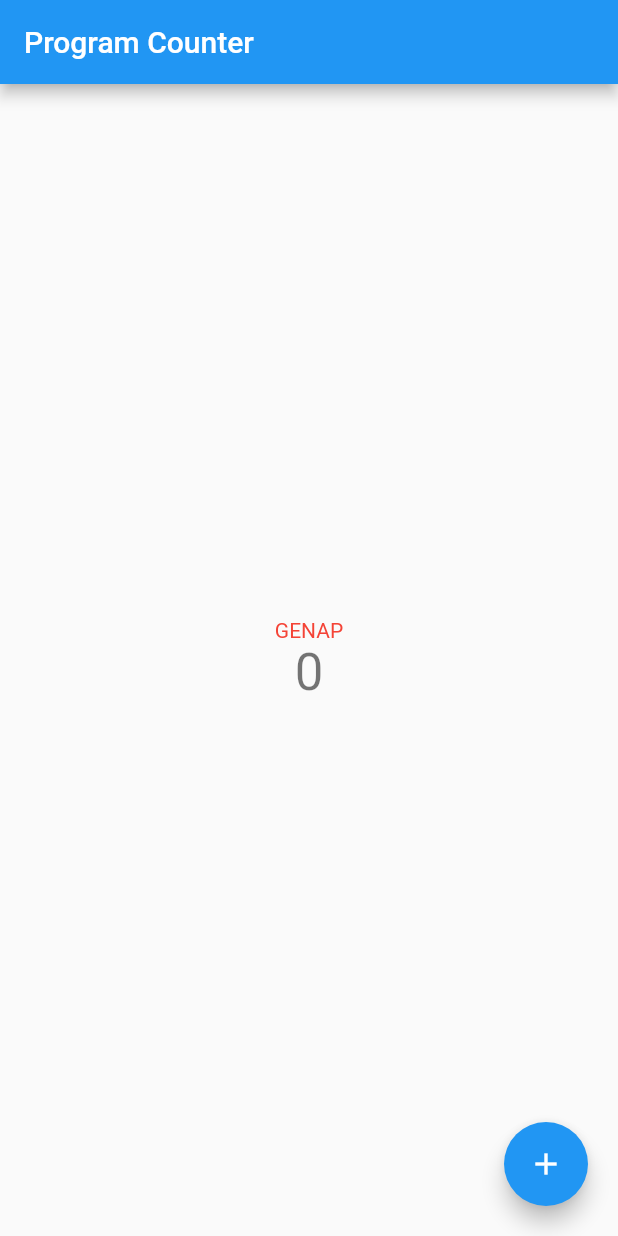
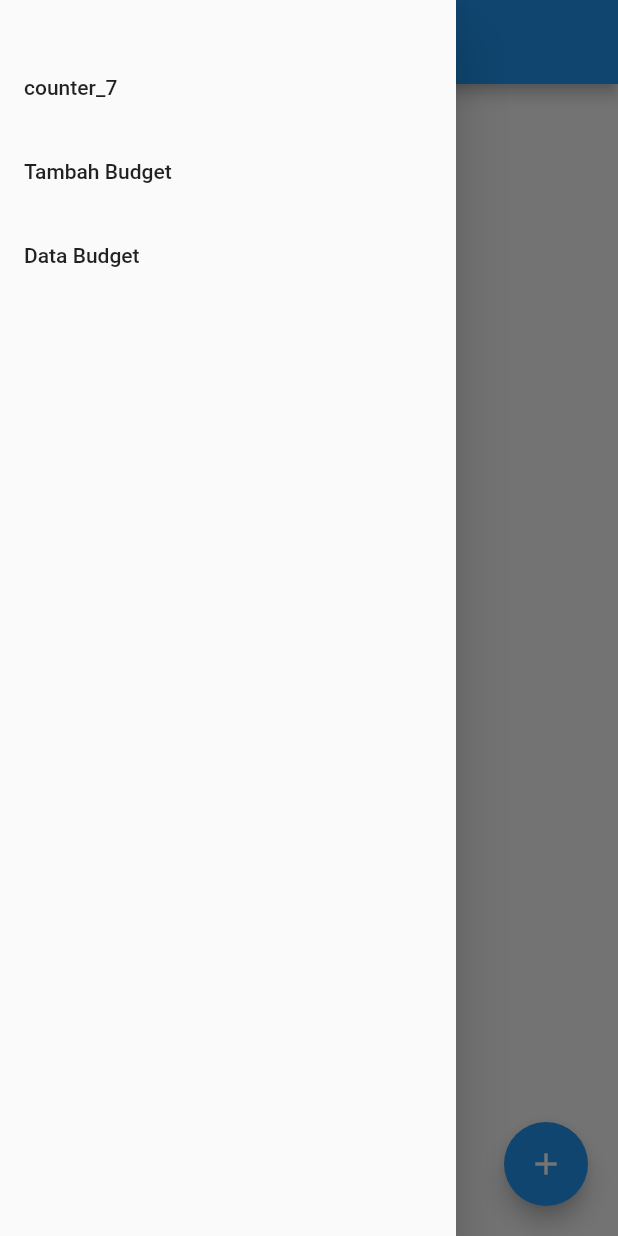
Before and after one commit to naufalweise/pbp-flutter-lab, a Flutter app: the screen it shows after launch, with the side drawer open (before the commit the screen has no drawer), on a phone screen of 412 x 824 dp. Run offline on Flutter 3.47's test engine with Material 2 defaults, Android fonts, the phone set to English and light mode, and no system bars.

Commit message:
Refactor & add budget form

```diff
--- a/counter_7/lib/main.dart
+++ b/counter_7/lib/main.dart
@@ -2,9 +2,8 @@
 // Use of this source code is governed by a BSD-style license that can be
 // found in the LICENSE file.
 
-import 'dart:math';
-
 import 'package:flutter/material.dart';
+import 'package:counter_7/pages/counter_page.dart';
 
 void main() {
   runApp(const MyApp());
@@ -29,85 +28,7 @@ class MyApp extends StatelessWidget {
         // is not restarted.
         primarySwatch: Colors.blue,
       ),
-      home: const CounterPage(title: 'Program Counter'),
+      home: const CounterPage(),
     );
   }
 }
-
-class CounterPage extends StatefulWidget {
-  const CounterPage({Key? key, required this.title}) : super(key: key);
-
-  final String title;
-
-  @override
-  State<CounterPage> createState() => _CounterPageState();
-}
-
-class _CounterPageState extends State<CounterPage> {
-  int _counter = 0;
-
-  void _incrementCounter() {
-    setState(() => _counter++);
-  }
-
-  void _decrementCounter() {
-    setState(() => {_counter = max(0, _counter - 1)});
-  }
-
-  @override
-  Widget build(BuildContext context) {
-    return Scaffold(
-        appBar: AppBar(
-          title: Text(widget.title),
-        ),
-        body: Center(
-            child: CounterDisplay(counter: _counter,)
-        ),
-        floatingActionButtonLocation: FloatingActionButtonLocation.centerDocked,
-        floatingActionButton: Padding(
-            padding: const EdgeInsets.all(20.0),
-            child: Stack(
-              children: <Widget>[
-                if (_counter > 0)
-                Align(
-                    alignment: Alignment.bottomLeft,
-                    child: FloatingActionButton(
-                      onPressed: _decrementCounter,
-                      tooltip: "Decrement",
-                      child: const Icon(Icons.remove),
-                    )),
-                Align(
-                  alignment: Alignment.bottomRight,
-                  child: FloatingActionButton(
-                    onPressed: _incrementCounter,
-                    tooltip: 'Increment',
-                    child: const Icon(Icons.add),
-                  ),
-                )
-              ],
-            )));
-  }
-}
-
-class CounterDisplay extends StatelessWidget {
-  const CounterDisplay({super.key, required this.counter});
-
-  final int counter;
-
-  @override
-  Widget build(BuildContext context) {
-    return Column(
-      mainAxisAlignment: MainAxisAlignment.center,
-      children: <Widget>[
-        Text(
-          counter.isOdd ? "GANJIL" : "GENAP",
-          style: TextStyle(color: counter.isOdd ? Colors.blue : Colors.red),
-        ),
-        Text(
-          '$counter',
-          style: Theme.of(context).textTheme.headline4,
-        ),
-      ],
-    );
-  }
-}
--- /dev/null
+++ b/counter_7/lib/menu/app_menu.dart
@@ -0,0 +1,40 @@
+import 'package:counter_7/pages/add_budget_page.dart';
+import 'package:flutter/material.dart';
+
+import 'package:counter_7/pages/counter_page.dart';
+
+class AppMenu extends StatelessWidget {
+  const AppMenu({super.key});
+
+  @override
+  Widget build(BuildContext context) {
+    return Drawer(
+      child: ListView(
+        padding: EdgeInsets.zero,
+        children: [
+          const SizedBox(height: 30,),
+          ListTile(
+            title: const Text("counter_7"),
+            onTap: () {
+              Navigator.of(context).push(
+                MaterialPageRoute(builder: (context) => const CounterPage())
+              );
+            },
+          ),
+          ListTile(
+            title: const Text("Tambah Budget"),
+            onTap: () {
+              Navigator.of(context).push(
+                MaterialPageRoute(builder: (context) => const AddBudgetPage())
+              );
+            },
+          ),
+          ListTile(
+            title: const Text("Data Budget"),
+          ),
+        ],
+      ),
+    );
+  }
+
+}
--- /dev/null
+++ b/counter_7/lib/models/budget.dart
@@ -0,0 +1,9 @@
+class Budget {
+  late String judul;
+  late int nominal;
+  late BudgetType type;
+
+  Budget({required this.judul, required this.nominal, required this.type});
+}
+
+enum BudgetType { pengeluaran, pemasukkan }
--- /dev/null
+++ b/counter_7/lib/pages/counter_page.dart
@@ -0,0 +1,83 @@
+
+import 'dart:math';
+import 'package:counter_7/menu/app_menu.dart';
+import 'package:flutter/material.dart';
+
+class CounterPage extends StatefulWidget {
+  const CounterPage({Key? key}) : super(key: key);
+
+  final String title = "Program Title";
+
+  @override
+  State<CounterPage> createState() => _CounterPageState();
+}
+
+class _CounterPageState extends State<CounterPage> {
+  int _counter = 0;
+
+  void _incrementCounter() {
+    setState(() => _counter++);
+  }
+
+  void _decrementCounter() {
+    setState(() => {_counter = max(0, _counter - 1)});
+  }
+
+  @override
+  Widget build(BuildContext context) {
+    return Scaffold(
+        appBar: AppBar(
+          title: Text(widget.title),
+        ),
+        body: Center(
+            child: CounterDisplay(counter: _counter,)
+        ),
+        drawer: const AppMenu(),
+        floatingActionButtonLocation: FloatingActionButtonLocation.centerDocked,
+        floatingActionButton: Padding(
+            padding: const EdgeInsets.all(20.0),
+            child: Stack(
+              children: <Widget>[
+                if (_counter > 0)
+                  Align(
+                      alignment: Alignment.bottomLeft,
+                      child: FloatingActionButton(
+                        onPressed: _decrementCounter,
+                        tooltip: "Decrement",
+                        child: const Icon(Icons.remove),
+                      )),
+                Align(
+                  alignment: Alignment.bottomRight,
+                  child: FloatingActionButton(
+                    onPressed: _incrementCounter,
+                    tooltip: 'Increment',
+                    child: const Icon(Icons.add),
+                  ),
+                )
+              ],
+            )));
+  }
+}
+
+class CounterDisplay extends StatelessWidget {
+  const CounterDisplay({super.key, required this.counter});
+
+  final int counter;
+
+  @override
+  Widget build(BuildContext context) {
+    return Column(
+      mainAxisAlignment: MainAxisAlignment.center,
+      children: <Widget>[
+        Text(
+          counter.isOdd ? "GANJIL" : "GENAP",
+          style: TextStyle(color: counter.isOdd ? Colors.blue : Colors.red),
+        ),
+        Text(
+          '$counter',
+          style: Theme.of(context).textTheme.headline4,
+        ),
+      ],
+    );
+  }
+}
```
Also changed, not shown: counter_7/lib/pages/add_budget_page.dart (added, +50 -0 lines), counter_7/lib/pages/data_budget.dart (added).
